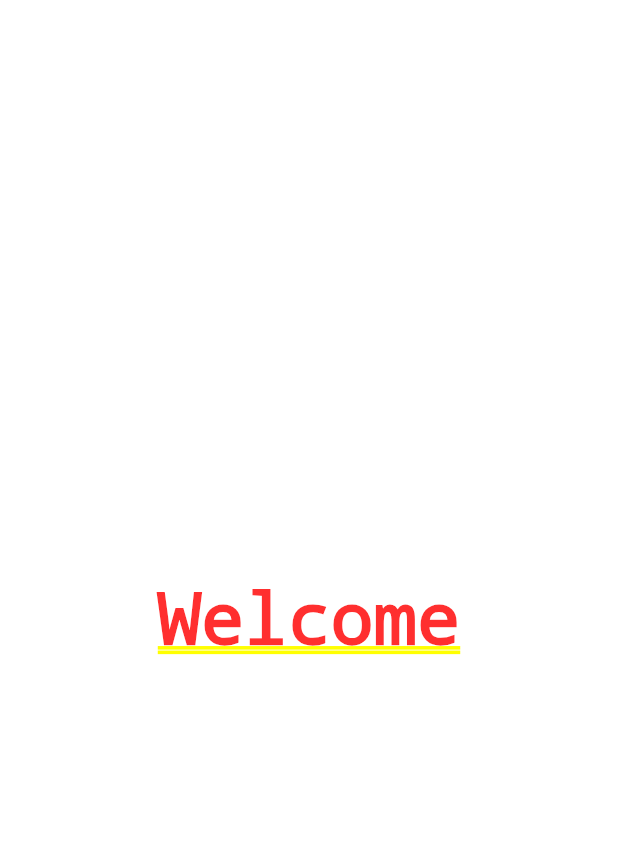
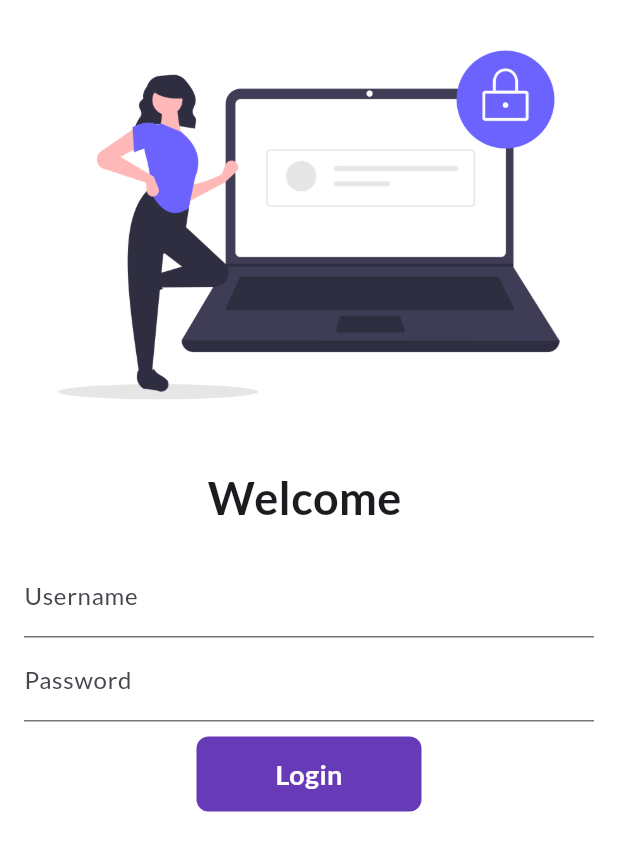
Before and after one commit to sm-aminul-islam/E-commerce-App, a Flutter app: the screen it shows after launch, on a phone screen of 412 x 824 dp. Shown: the top 851 px of the screen. Run offline on Flutter 3.47's test engine with Material 3 defaults, Android fonts, the phone set to English and light mode, and no system bars; our stand-ins replace google_fonts.

Commit message:
completed Animated login page

```diff
--- a/lib/main.dart
+++ b/lib/main.dart
@@ -1,4 +1,8 @@
+import 'package:catalog_app/pages/home_page.dart';
+import 'package:catalog_app/pages/login_page.dart';
+import 'package:catalog_app/utils/routes.dart';
 import 'package:flutter/material.dart';
+import 'package:google_fonts/google_fonts.dart';
 
 void main() {
   runApp(MyApp());
@@ -10,7 +14,18 @@ class MyApp extends StatelessWidget {
   @override
   Widget build(BuildContext context) {
     return MaterialApp(
-      home: Center(child: Container(child: Text("Welcome"))),
+      debugShowCheckedModeBanner: false,
+      themeMode: ThemeMode.light,
+      theme: ThemeData(
+          primarySwatch: Colors.deepPurple,
+          fontFamily: GoogleFonts.lato().fontFamily),
+      darkTheme: ThemeData(brightness: Brightness.dark),
+      initialRoute: "/login",
+      routes: {
+        "/": (context) => HomePage(),
+        MyRoutes.homeroute: (context) => HomePage(),
+        MyRoutes.loginroute: (context) => LoginPage()
+      },
     );
   }
 }
--- /dev/null
+++ b/lib/pages/home_page.dart
@@ -0,0 +1,24 @@
+import 'package:flutter/material.dart';
+
+class HomePage extends StatefulWidget {
+  const HomePage({super.key});
+
+  @override
+  State<HomePage> createState() => _HomePageState();
+}
+
+class _HomePageState extends State<HomePage> {
+  @override
+  Widget build(BuildContext context) {
+    return Scaffold(
+      appBar: AppBar(
+        title: Text("Catalog App"),
+        centerTitle: true,
+      ),
+      body: Column(
+        children: [],
+      ),
+      drawer: Drawer(),
+    );
+  }
+}
--- /dev/null
+++ b/lib/pages/login_page.dart
@@ -0,0 +1,106 @@
+import 'package:catalog_app/pages/home_page.dart';
+import 'package:catalog_app/utils/routes.dart';
+import 'package:flutter/material.dart';
+
+class LoginPage extends StatefulWidget {
+  const LoginPage({super.key});
+
+  @override
+  State<LoginPage> createState() => _LoginPageState();
+}
+
+class _LoginPageState extends State<LoginPage> {
+  String name = '';
+  bool changeButton = false;
+  @override
+  Widget build(BuildContext context) {
+    return Scaffold(
+      backgroundColor: Colors.white,
+      body: SingleChildScrollView(
+        child: Column(
+          children: [
+            Image.asset(
+              "assets/images/login.png",
+              fit: BoxFit.cover,
+              height: 300,
+            ),
+            SizedBox(
+              height: 10,
+            ),
+            Text(
+              'Welcome $name',
+              style: TextStyle(fontSize: 30, fontWeight: FontWeight.bold),
+            ),
+            Padding(
+              padding: const EdgeInsets.all(16.0),
+              child: Column(
+                children: [
+                  TextFormField(
+                    decoration: InputDecoration(
+                      hintText: 'Enter username',
+                      labelText: 'Username',
+                    ),
+                    onChanged: (value) {
+                      name = value;
+                      setState(() {});
+                    },
+                  ),
+                  TextFormField(
+                    obscureText: true,
+                    decoration: InputDecoration(
+                      hintText: 'Enter password',
+                      labelText: 'Password',
+                    ),
+                  ),
+                  SizedBox(
+                    height: 10,
+                  ),
+                  InkWell(
+                    onTap: () async {
+                      setState(() {
+                        changeButton = true;
+                      });
+                      await Future.delayed(const Duration(seconds: 1));
+                      Navigator.pushNamed(context, MyRoutes.homeroute);
+                    },
+                    child: AnimatedContainer(
+                      duration: Duration(seconds: 1),
+                      height: 50,
+                      width: changeButton ? 50 : 150,
+                      alignment: Alignment.center,
+                      child: changeButton
+                          ? Icon(Icons.done)
+                          : Text(
+                              'Login',
+                              style: TextStyle(
+                                  color: Colors.white,
+                                  fontWeight: FontWeight.bold,
+                                  fontSize: 18),
+                            ),
+                      decoration: BoxDecoration(
+                        // shape:
+                        //     changeButton ? BoxShape.circle : BoxShape.rectangle,
+                        color: Colors.deepPurple,
+                        borderRadius:
+                            BorderRadius.circular(changeButton ? 50 : 8),
+                      ),
+                    ),
+                  ),
+                  // ElevatedButton(
+                  //   onPressed: () {
+                  //     Navigator.pushNamed(context, MyRoutes.homeroute);
+                  //   },
+                  //   child: Text(
+                  //     'Login',
+                  //   ),
+                  //   style: TextButton.styleFrom(minimumSize: Size(150, 40)),
+                  // ),
+                ],
+              ),
+            )
+          ],
+        ),
+      ),
+    );
+  }
+}
--- /dev/null
+++ b/lib/utils/routes.dart
@@ -0,0 +1,4 @@
+class MyRoutes {
+  static String loginroute = '/login';
+  static String homeroute = '/homepage';
+}
--- a/pubspec.yaml
+++ b/pubspec.yaml
@@ -35,6 +35,7 @@ dependencies:
   # The following adds the Cupertino Icons font to your application.
   # Use with the CupertinoIcons class for iOS style icons.
   cupertino_icons: ^1.0.8
+  google_fonts: ^6.2.1
 
 dev_dependencies:
   flutter_test:
@@ -59,8 +60,8 @@ flutter:
   uses-material-design: true
 
   # To add assets to your application, add an assets section, like this:
-  # assets:
-  #   - images/a_dot_burr.jpeg
+  assets:
+    - assets/images/
   #   - images/a_dot_ham.jpeg
 
   # An image asset can refer to one or more resolution-specific "variants", see
```
Also changed, not shown: assets/images/login.png (added), pubspec.lock, 2 other files.
